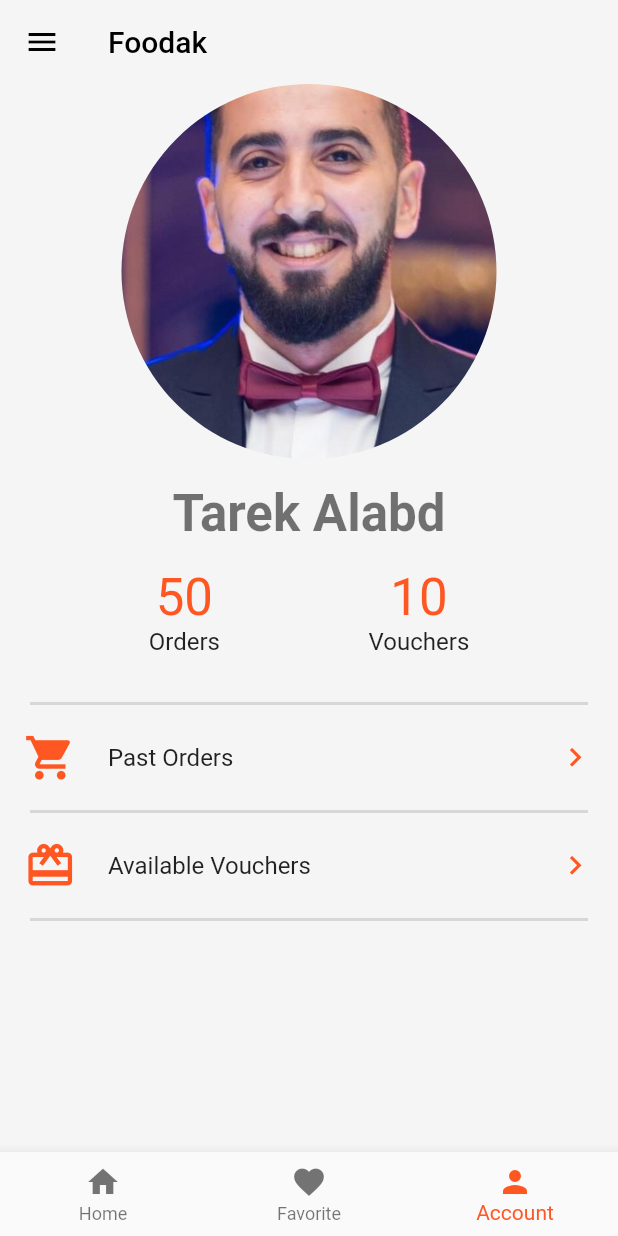
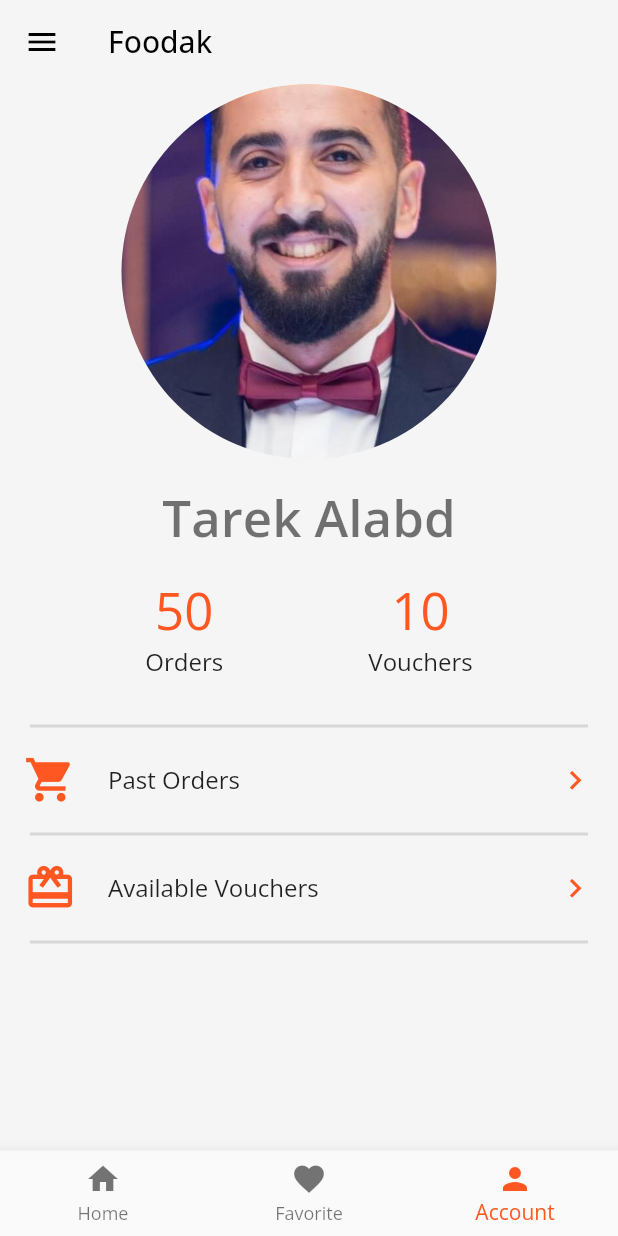
Before and after one commit to TarekAlabd/Food-Delivery-Flutter-Course, a Flutter app: the screen it shows after launch, item 3 of the bottom bar chosen, on a phone screen of 412 x 824 dp. Run offline on Flutter 3.47's test engine with Material 2 defaults, Android fonts, the phone set to English and light mode, and no system bars; network calls fail.

Commit message:
feat: adding new fonts

```diff
--- a/lib/main.dart
+++ b/lib/main.dart
@@ -31,6 +31,7 @@ class MyApp extends StatelessWidget {
         listTileTheme: const ListTileThemeData(
           iconColor: Colors.deepOrange,
         ),
+        fontFamily: 'OpenSans',
       ),
       home: const BottomNavBarPage(),
     );
--- a/lib/widgets/food_grid_item.dart
+++ b/lib/widgets/food_grid_item.dart
@@ -15,6 +15,8 @@ class FoodGridItem extends StatefulWidget {
 class _FoodGridItemState extends State<FoodGridItem> {
   @override
   Widget build(BuildContext context) {
+    final size = MediaQuery.of(context).size;
+
     return Container(
       decoration: BoxDecoration(
         color: Colors.white,
@@ -25,10 +27,11 @@ class _FoodGridItemState extends State<FoodGridItem> {
         child: Column(
           children: [
             Stack(
+              alignment: Alignment.topCenter,
               children: [
                 Image.network(
                   food[widget.foodIndex].imgUrl,
-                  height: 100,
+                  height: size.height * 0.1,
                 ),
                 Align(
                   alignment: Alignment.topRight,
```
Also changed, not shown: pubspec.yaml (+9 -6 lines), assets/fonts/OpenSans-Bold.ttf (added), assets/fonts/OpenSans-Light.ttf (added), assets/fonts/OpenSans-Medium.ttf (added), assets/fonts/OpenSans-Regular.ttf (added), assets/fonts/OpenSans-SemiBold.ttf (added).
